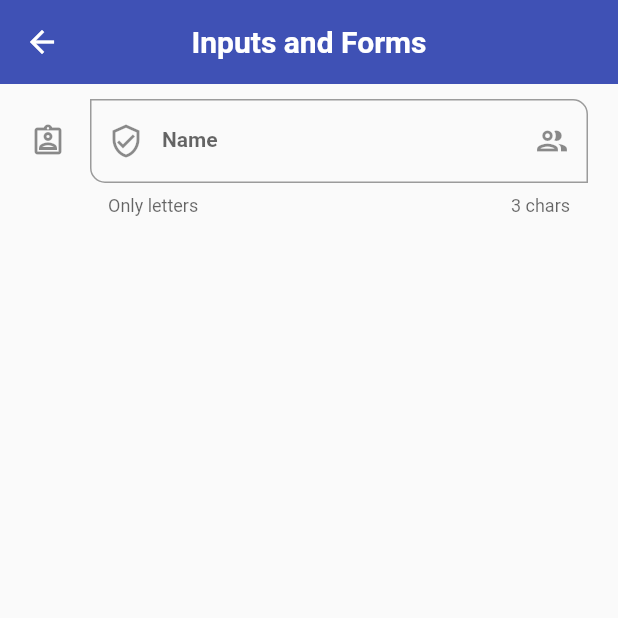
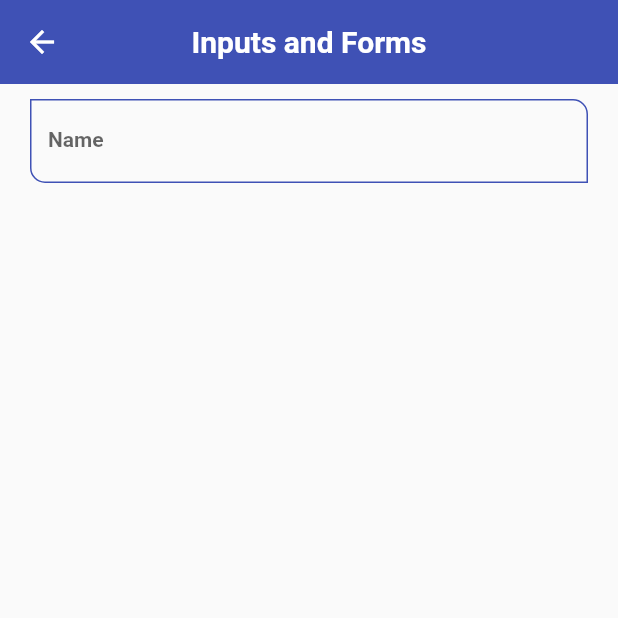
Before and after one commit to a-tiny-developer/flutter_components, a Flutter app: the InputsScreen screen opened by its route, on a phone screen of 412 x 824 dp, the top half of it. Run offline on Flutter 3.47's test engine with Material 2 defaults, Android fonts, the phone set to English and light mode, and no system bars; our stand-ins replace google_fonts.

Commit message:
Centralize input styling

```diff
--- a/lib/screens/inputs_screen.dart
+++ b/lib/screens/inputs_screen.dart
@@ -1,4 +1,6 @@
 import 'package:flutter/material.dart';
+
+import '../widgets/widgets.dart';
 
 class InputsScreen extends StatelessWidget {
   const InputsScreen({Key? key}) : super(key: key);
@@ -13,39 +15,10 @@ class InputsScreen extends StatelessWidget {
         child: Padding(
           padding: const EdgeInsets.symmetric(horizontal: 20, vertical: 10),
           child: Column(
-            children: [
-              TextFormField(
-                autofocus: false,
-                initialValue: '',
-                textCapitalization: TextCapitalization.words,
-                onChanged: (value) {
-                  // print('value: $value');
-                },
-                validator: (value) {
-                  if (value == null) {
-                    return 'This value is required';
-                  }
-                  return value.length < 3 ? '3 letters minimum' : null;
-                },
-                autovalidateMode: AutovalidateMode.onUserInteraction,
-                decoration: const InputDecoration(
-                  labelText: 'Name',
-                  hintText: 'User name',
-                  helperText: 'Only letters',
-                  counterText: '3 chars',
-                  suffixIcon: Icon(Icons.group_outlined),
-                  prefixIcon: Icon(Icons.verified_user_outlined),
-                  icon: Icon(Icons.assignment_ind_outlined),
-                  focusedBorder: OutlineInputBorder(
-                    borderSide: BorderSide(color: Colors.green),
-                  ),
-                  border: OutlineInputBorder(
-                    borderRadius: BorderRadius.only(
-                      bottomLeft: Radius.circular(10),
-                      topRight: Radius.circular(10),
-                    ),
-                  ),
-                ),
+            children: const [
+              CustomInputField(
+                labelText: 'Name',
+                hintText: 'User name',
               ),
             ],
           ),
--- a/lib/theme/app_theme.dart
+++ b/lib/theme/app_theme.dart
@@ -31,6 +31,29 @@ class AppTheme {
     dialogTheme: DialogTheme(
       shape: RoundedRectangleBorder(
         borderRadius: BorderRadius.circular(20),
+      ),
+    ),
+    inputDecorationTheme: const InputDecorationTheme(
+      floatingLabelStyle: TextStyle(color: primary),
+      enabledBorder: OutlineInputBorder(
+        borderSide: BorderSide(color: primary),
+        borderRadius: BorderRadius.only(
+          bottomLeft: Radius.circular(10),
+          topRight: Radius.circular(10),
+        ),
+      ),
+      focusedBorder: OutlineInputBorder(
+        borderSide: BorderSide(color: primary),
+        borderRadius: BorderRadius.only(
+          bottomLeft: Radius.circular(10),
+          topRight: Radius.circular(10),
+        ),
+      ),
+      border: OutlineInputBorder(
+        borderRadius: BorderRadius.only(
+          bottomLeft: Radius.circular(10),
+          topRight: Radius.circular(10),
+        ),
       ),
     ),
     textTheme: lightTextTheme,
--- /dev/null
+++ b/lib/widgets/custom_input_field.dart
@@ -0,0 +1,44 @@
+import 'package:flutter/material.dart';
+
+class CustomInputField extends StatelessWidget {
+  const CustomInputField({
+    Key? key,
+    this.labelText,
+    this.hintText,
+    this.helperText,
+    this.icon,
+    this.suffixIcon,
+  }) : super(key: key);
+
+  final String? labelText;
+  final String? hintText;
+  final String? helperText;
+  final IconData? icon;
+  final IconData? suffixIcon;
+
+  @override
+  Widget build(BuildContext context) {
+    return TextFormField(
+      autofocus: false,
+      initialValue: '',
+      textCapitalization: TextCapitalization.words,
+      onChanged: (value) {
+        // print('value: $value');
+      },
+      validator: (value) {
+        if (value == null) {
+          return 'This value is required';
+        }
+        return value.length < 3 ? '3 letters minimum' : null;
+      },
+      autovalidateMode: AutovalidateMode.onUserInteraction,
+      decoration: InputDecoration(
+        labelText: labelText,
+        hintText: hintText,
+        helperText: helperText,
+        suffixIcon: suffixIcon == null ? null : Icon(suffixIcon),
+        icon: icon == null ? null : Icon(icon),
+      ),
+    );
+  }
+}
--- a/lib/widgets/widgets.dart
+++ b/lib/widgets/widgets.dart
@@ -1,2 +1,3 @@
 export 'custom_card_type_1.dart';
 export 'custom_card_type_2.dart';
+export 'custom_input_field.dart';
```
